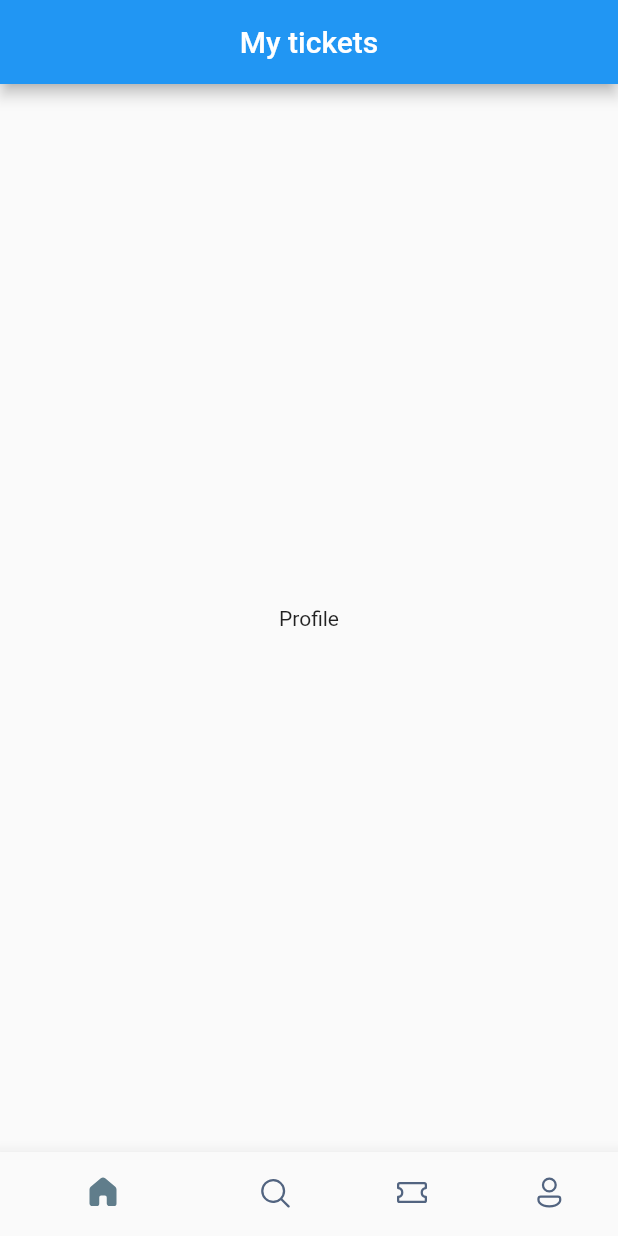
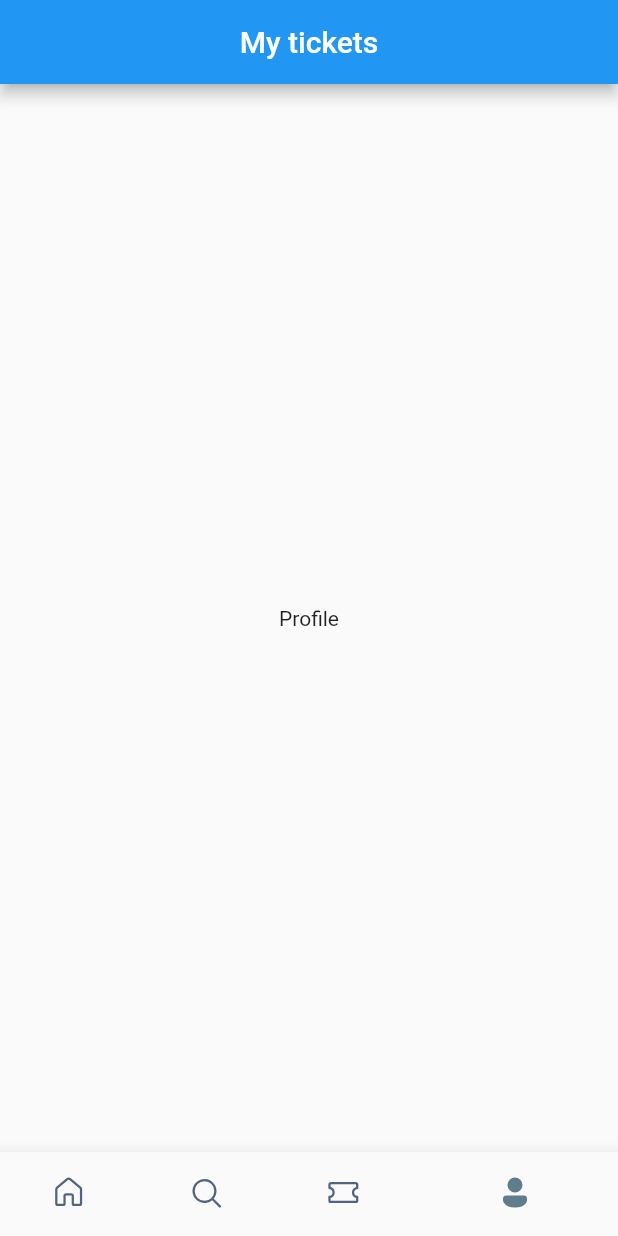
Before and after one commit to un4ckn0wl3z/tickets_flutter, a Flutter app: the screen it shows after launch, item 4 of the bottom bar chosen, on a phone screen of 412 x 824 dp. Run offline on Flutter 3.47's test engine with Material 2 defaults, Android fonts, the phone set to English and light mode, and no system bars; our stand-ins replace fluentui_icons.

Commit message:
fix: fix bottom nav bugs

```diff
--- a/lib/screen/bottom_bar.dart
+++ b/lib/screen/bottom_bar.dart
@@ -36,6 +36,7 @@ class _BottomBarState extends State<BottomBar> {
       ),
       body: Center(child: _widgetOptions[_selectedIndex]),
       bottomNavigationBar: BottomNavigationBar(
+        currentIndex: _selectedIndex,
         onTap: _onItemTapped,
         elevation: 10,
         showSelectedLabels: false,
@@ -49,15 +50,15 @@ class _BottomBarState extends State<BottomBar> {
             label: 'Home'),
           BottomNavigationBarItem(
             icon: Icon(FluentSystemIcons.ic_fluent_search_regular),
-            activeIcon: Icon(FluentSystemIcons.ic_fluent_search_regular),
+            activeIcon: Icon(FluentSystemIcons.ic_fluent_search_filled),
             label: 'Search'),
           BottomNavigationBarItem(
             icon: Icon(FluentSystemIcons.ic_fluent_ticket_regular),
-            activeIcon: Icon(FluentSystemIcons.ic_fluent_ticket_regular),
+            activeIcon: Icon(FluentSystemIcons.ic_fluent_ticket_filled),
             label: 'Ticket'),
           BottomNavigationBarItem(
             icon: Icon(FluentSystemIcons.ic_fluent_person_regular),
-            activeIcon: Icon(FluentSystemIcons.ic_fluent_person_regular),
+            activeIcon: Icon(FluentSystemIcons.ic_fluent_person_filled),
             label: 'Profile'),
         ],
       ),
```
